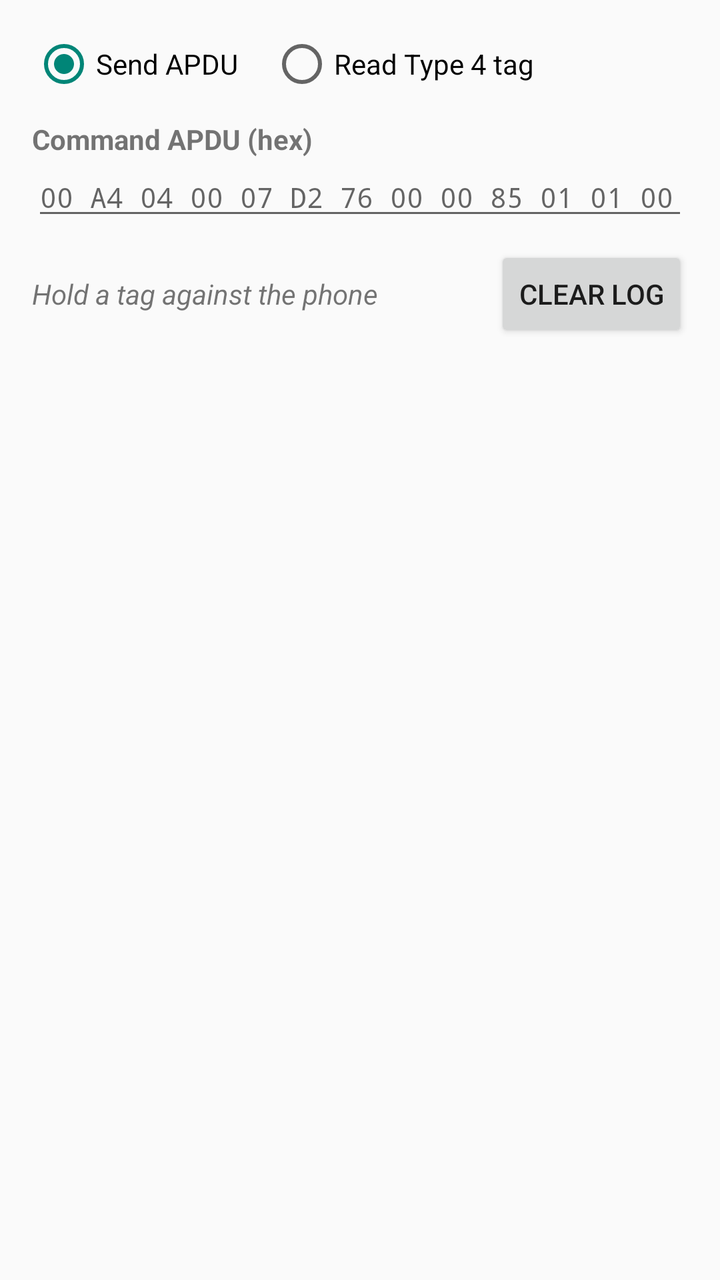
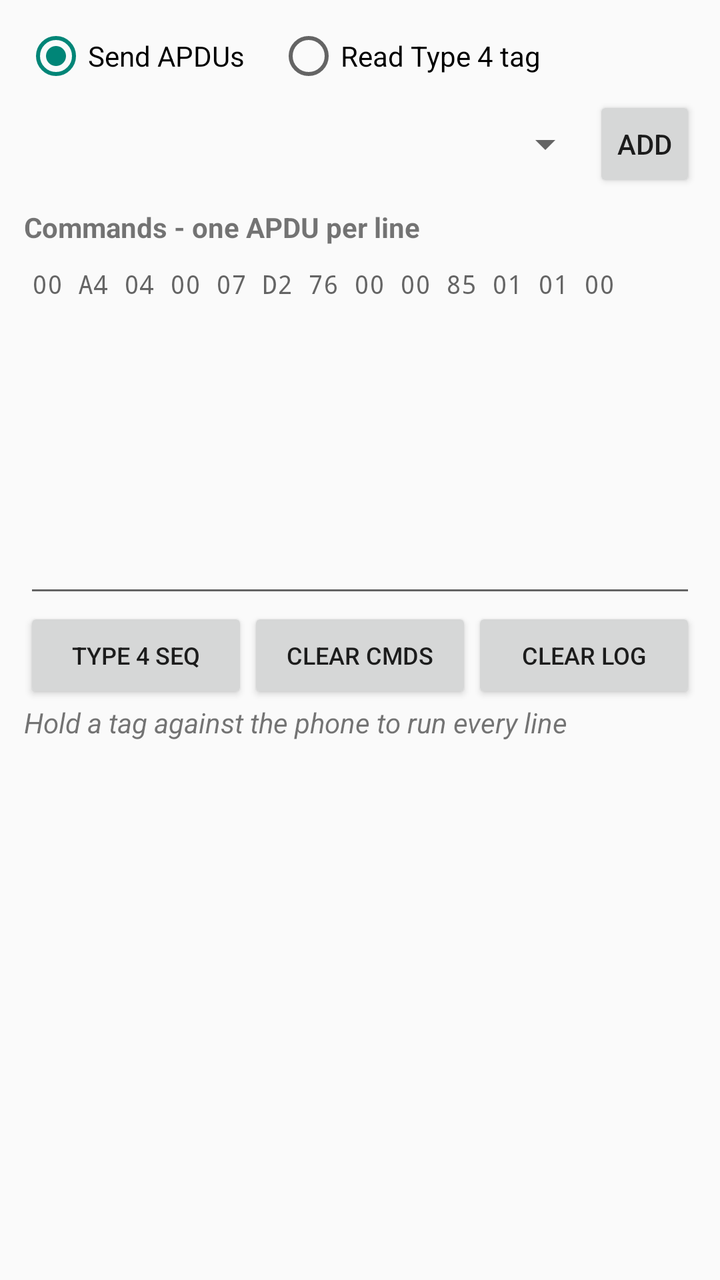

Before-and-after screenshots of an Android layout around one commit, followed by the original layout XML and the change that was made.
<!-- AndroidManifest.xml: application theme Theme.AppCompat.DayNight.DarkActionBar -->
<!-- res/layout/activity_main.xml -->
<?xml version="1.0" encoding="utf-8"?>
<LinearLayout xmlns:android="http://schemas.android.com/apk/res/android"
    android:layout_width="match_parent"
    android:layout_height="match_parent"
    android:orientation="vertical"
    android:padding="16dp">

    <RadioGroup
        android:id="@+id/mode_group"
        android:layout_width="match_parent"
        android:layout_height="wrap_content"
        android:orientation="horizontal">

        <RadioButton
            android:id="@+id/mode_send_apdu"
            android:layout_width="wrap_content"
            android:layout_height="wrap_content"
            android:checked="true"
            android:text="@string/mode_send_apdu" />

        <RadioButton
            android:id="@+id/mode_read_tag"
            android:layout_width="wrap_content"
            android:layout_height="wrap_content"
            android:layout_marginStart="16dp"
            android:text="@string/mode_read_tag" />

    </RadioGroup>

    <TextView
        android:layout_width="match_parent"
        android:layout_height="wrap_content"
        android:layout_marginTop="12dp"
        android:text="@string/apdu_label"
        android:textStyle="bold" />

    <EditText
        android:id="@+id/apdu_input"
        android:layout_width="match_parent"
        android:layout_height="wrap_content"
        android:fontFamily="monospace"
        android:hint="@string/apdu_hint"
        android:inputType="textCapCharacters|textMultiLine"
        android:maxLines="4"
        android:textSize="14sp" />

    <LinearLayout
        android:layout_width="match_parent"
        android:layout_height="wrap_content"
        android:layout_marginTop="8dp"
        android:orientation="horizontal">

        <TextView
            android:layout_width="0dp"
            android:layout_height="wrap_content"
            android:layout_gravity="center_vertical"
            android:layout_weight="1"
            android:text="@string/tap_hint"
            android:textStyle="italic" />

        <Button
            android:id="@+id/clear_button"
            android:layout_width="wrap_content"
            android:layout_height="wrap_content"
            android:text="@string/clear" />

    </LinearLayout>

    <ScrollView
        android:id="@+id/log_scroll"
        android:layout_width="match_parent"
        android:layout_height="0dp"
        android:layout_marginTop="8dp"
        android:layout_weight="1"
        android:fillViewport="true">

        <TextView
            android:id="@+id/log_view"
            android:layout_width="match_parent"
            android:layout_height="wrap_content"
            android:fontFamily="monospace"
            android:textIsSelectable="true"
            android:textSize="12sp" />

    </ScrollView>

</LinearLayout>
<!-- resources referenced by this layout -->
<resources>
  <string name="apdu_hint">00 A4 04 00 07 D2 76 00 00 85 01 01 00</string>
  <string name="apdu_label">Command APDU (hex)</string>
  <string name="clear">Clear log</string>
  <string name="mode_read_tag">Read Type 4 tag</string>
  <string name="mode_send_apdu">Send APDU</string>
  <string name="tap_hint">Hold a tag against the phone</string>
</resources>

<!-- the commit's change to res/layout/activity_main.xml (unified diff, before → after) -->
@@ -3,7 +3,7 @@
     android:layout_width="match_parent"
     android:layout_height="match_parent"
     android:orientation="vertical"
-    android:padding="16dp">
+    android:padding="12dp">
 
     <RadioGroup
         android:id="@+id/mode_group"
@@ -27,51 +27,90 @@
 
     </RadioGroup>
 
+    <LinearLayout
+        android:layout_width="match_parent"
+        android:layout_height="wrap_content"
+        android:layout_marginTop="4dp"
+        android:orientation="horizontal">
+
+        <Spinner
+            android:id="@+id/preset_spinner"
+            android:layout_width="0dp"
+            android:layout_height="wrap_content"
+            android:layout_gravity="center_vertical"
+            android:layout_weight="1" />
+
+        <Button
+            android:id="@+id/add_button"
+            android:layout_width="wrap_content"
+            android:layout_height="wrap_content"
+            android:minWidth="0dp"
+            android:text="@string/add" />
+
+    </LinearLayout>
+
     <TextView
         android:layout_width="match_parent"
         android:layout_height="wrap_content"
-        android:layout_marginTop="12dp"
+        android:layout_marginTop="8dp"
         android:text="@string/apdu_label"
         android:textStyle="bold" />
 
     <EditText
         android:id="@+id/apdu_input"
         android:layout_width="match_parent"
-        android:layout_height="wrap_content"
+        android:layout_height="0dp"
+        android:layout_weight="1"
         android:fontFamily="monospace"
+        android:gravity="top|start"
         android:hint="@string/apdu_hint"
-        android:inputType="textCapCharacters|textMultiLine"
-        android:maxLines="4"
-        android:textSize="14sp" />
+        android:inputType="textMultiLine|textNoSuggestions"
+        android:scrollbars="vertical"
+        android:textSize="13sp" />
 
     <LinearLayout
         android:layout_width="match_parent"
         android:layout_height="wrap_content"
-        android:layout_marginTop="8dp"
         android:orientation="horizontal">
 
-        <TextView
+        <Button
+            android:id="@+id/sequence_button"
             android:layout_width="0dp"
             android:layout_height="wrap_content"
-            android:layout_gravity="center_vertical"
             android:layout_weight="1"
-            android:text="@string/tap_hint"
-            android:textStyle="italic" />
+            android:text="@string/load_sequence"
+            android:textSize="12sp" />
 
         <Button
-            android:id="@+id/clear_button"
-            android:layout_width="wrap_content"
+            android:id="@+id/clear_input_button"
+            android:layout_width="0dp"
             android:layout_height="wrap_content"
-            android:text="@string/clear" />
+            android:layout_weight="1"
+            android:text="@string/clear_input"
+            android:textSize="12sp" />
+
+        <Button
+            android:id="@+id/clear_log_button"
+            android:layout_width="0dp"
+            android:layout_height="wrap_content"
+            android:layout_weight="1"
+            android:text="@string/clear_log"
+            android:textSize="12sp" />
 
     </LinearLayout>
+
+    <TextView
+        android:layout_width="match_parent"
+        android:layout_height="wrap_content"
+        android:text="@string/tap_hint"
+        android:textStyle="italic" />
 
     <ScrollView
         android:id="@+id/log_scroll"
         android:layout_width="match_parent"
         android:layout_height="0dp"
-        android:layout_marginTop="8dp"
-        android:layout_weight="1"
+        android:layout_marginTop="4dp"
+        android:layout_weight="1.4"
         android:fillViewport="true">
 
         <TextView
<!-- resource entries referenced after the edit -->
@@ -1,10 +1,13 @@
 <!-- resources referenced by this layout -->
 <resources>
+  <string name="add">Add</string>
   <string name="apdu_hint">00 A4 04 00 07 D2 76 00 00 85 01 01 00</string>
-  <string name="apdu_label">Command APDU (hex)</string>
-  <string name="clear">Clear log</string>
+  <string name="apdu_label">Commands - one APDU per line</string>
+  <string name="clear_input">Clear cmds</string>
+  <string name="clear_log">Clear log</string>
+  <string name="load_sequence">Type 4 seq</string>
   <string name="mode_read_tag">Read Type 4 tag</string>
-  <string name="mode_send_apdu">Send APDU</string>
-  <string name="tap_hint">Hold a tag against the phone</string>
+  <string name="mode_send_apdu">Send APDUs</string>
+  <string name="tap_hint">Hold a tag against the phone to run every line</string>
 </resources>
 
